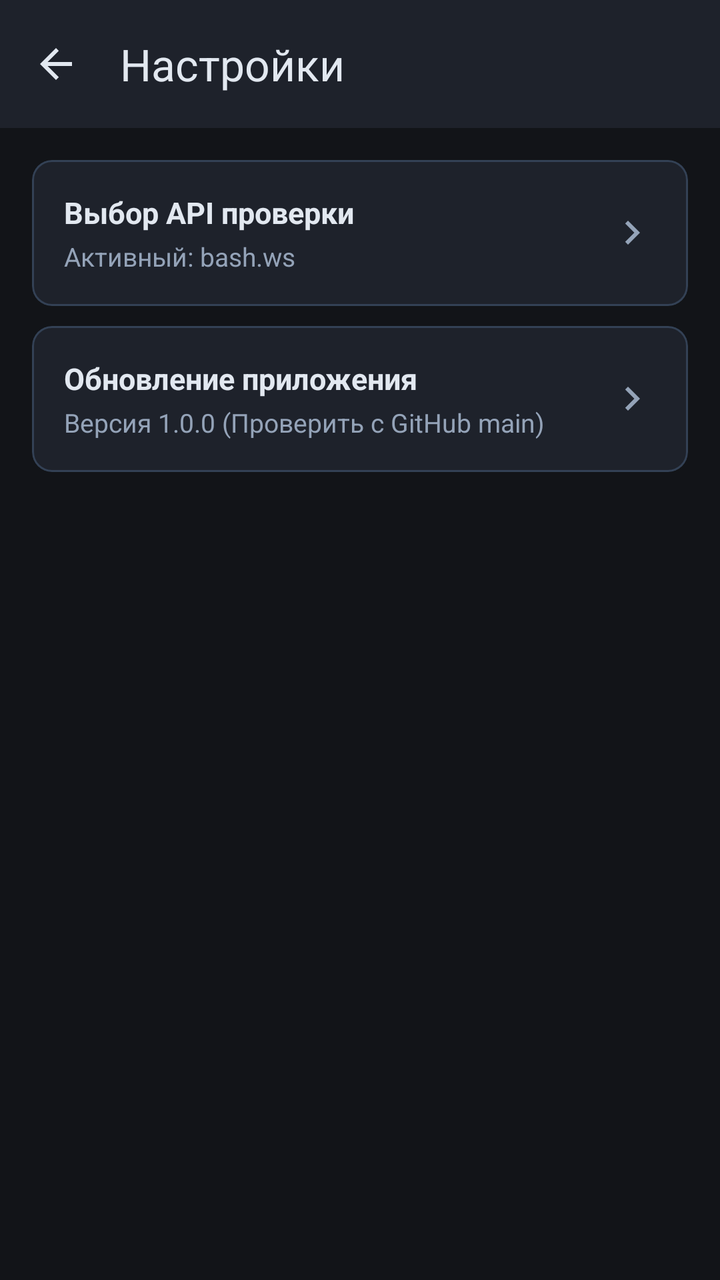
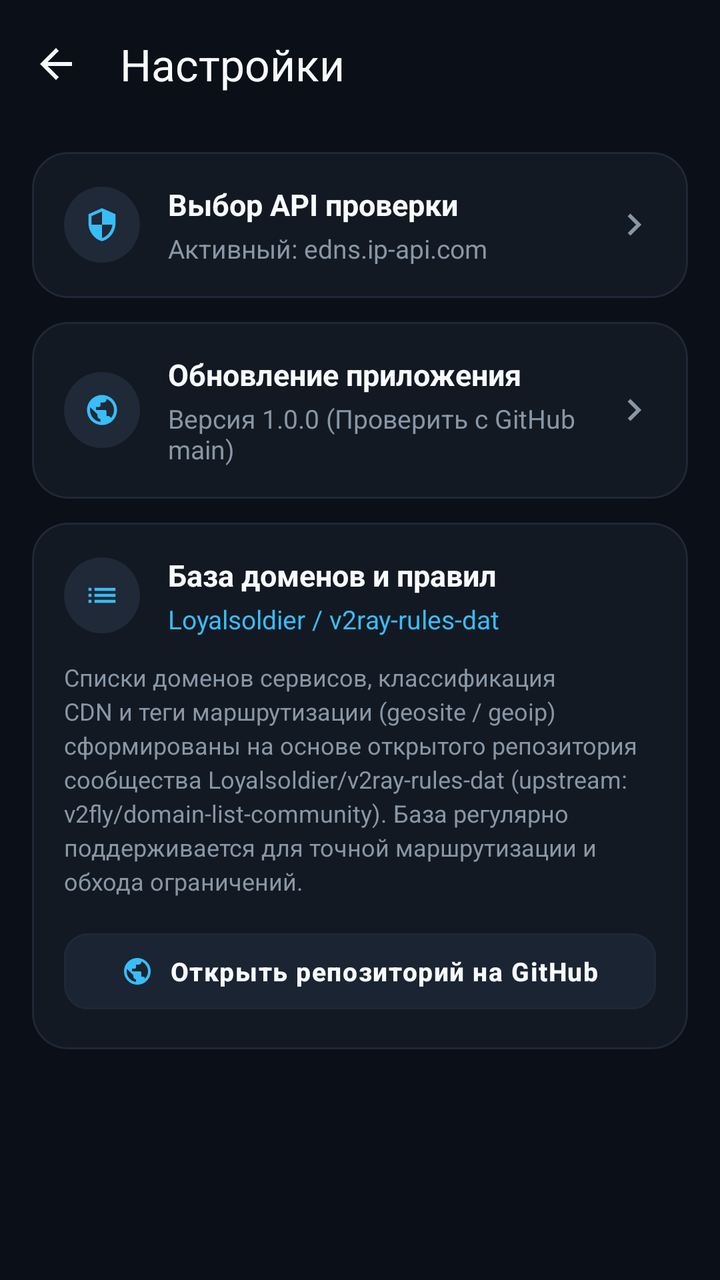

Two renders of the same Android screen: before a commit and after it. Below are the layout's source before the change and the commit's diff.
<!-- AndroidManifest.xml: application theme Theme.DnsLeakTest -->
<!-- res/layout/activity_settings.xml -->
<?xml version="1.0" encoding="utf-8"?>
<androidx.constraintlayout.widget.ConstraintLayout xmlns:android="http://schemas.android.com/apk/res/android"
    xmlns:app="http://schemas.android.com/apk/res-auto"
    xmlns:tools="http://schemas.android.com/tools"
    android:layout_width="match_parent"
    android:layout_height="match_parent"
    android:background="@color/background">

    <com.google.android.material.appbar.MaterialToolbar
        android:id="@+id/toolbarSettings"
        android:layout_width="0dp"
        android:layout_height="?attr/actionBarSize"
        android:background="@color/surface"
        app:layout_constraintEnd_toEndOf="parent"
        app:layout_constraintStart_toStartOf="parent"
        app:layout_constraintTop_toTopOf="parent"
        app:navigationIcon="?attr/homeAsUpIndicator"
        app:navigationIconTint="@color/on_surface"
        app:title="Настройки"
        app:titleTextColor="@color/on_surface" />

    <LinearLayout
        android:layout_width="0dp"
        android:layout_height="wrap_content"
        android:orientation="vertical"
        android:paddingHorizontal="16dp"
        android:paddingTop="16dp"
        app:layout_constraintEnd_toEndOf="parent"
        app:layout_constraintStart_toStartOf="parent"
        app:layout_constraintTop_toBottomOf="@id/toolbarSettings">

        <com.google.android.material.card.MaterialCardView
            android:id="@+id/cardSelectApi"
            android:layout_width="match_parent"
            android:layout_height="wrap_content"
            android:clickable="true"
            android:focusable="true"
            app:cardBackgroundColor="@color/surface"
            app:cardCornerRadius="10dp"
            app:cardElevation="0dp"
            app:strokeColor="@color/divider"
            app:strokeWidth="1dp">

            <LinearLayout
                android:layout_width="match_parent"
                android:layout_height="wrap_content"
                android:gravity="center_vertical"
                android:orientation="horizontal"
                android:paddingHorizontal="16dp"
                android:paddingVertical="16dp">

                <LinearLayout
                    android:layout_width="0dp"
                    android:layout_height="wrap_content"
                    android:layout_weight="1"
                    android:orientation="vertical">

                    <TextView
                        android:layout_width="wrap_content"
                        android:layout_height="wrap_content"
                        android:text="Выбор API проверки"
                        android:textColor="@color/on_surface"
                        android:textSize="15sp"
                        android:textStyle="bold" />

                    <TextView
                        android:id="@+id/tvSettingsActiveApi"
                        android:layout_width="wrap_content"
                        android:layout_height="wrap_content"
                        android:layout_marginTop="3dp"
                        android:text="Активный: bash.ws"
                        android:textColor="@color/on_surface_variant"
                        android:textSize="13sp" />
                </LinearLayout>

                <ImageView
                    android:layout_width="24dp"
                    android:layout_height="24dp"
                    android:src="@drawable/ic_chevron_right"
                    app:tint="@color/on_surface_variant" />
            </LinearLayout>
        </com.google.android.material.card.MaterialCardView>

        <com.google.android.material.card.MaterialCardView
            android:id="@+id/cardCheckUpdate"
            android:layout_width="match_parent"
            android:layout_height="wrap_content"
            android:layout_marginTop="10dp"
            android:clickable="true"
            android:focusable="true"
            app:cardBackgroundColor="@color/surface"
            app:cardCornerRadius="10dp"
            app:cardElevation="0dp"
            app:strokeColor="@color/divider"
            app:strokeWidth="1dp">

            <LinearLayout
                android:layout_width="match_parent"
                android:layout_height="wrap_content"
                android:gravity="center_vertical"
                android:orientation="horizontal"
                android:paddingHorizontal="16dp"
                android:paddingVertical="16dp">

                <LinearLayout
                    android:layout_width="0dp"
                    android:layout_height="wrap_content"
                    android:layout_weight="1"
                    android:orientation="vertical">

                    <TextView
                        android:layout_width="wrap_content"
                        android:layout_height="wrap_content"
                        android:text="Обновление приложения"
                        android:textColor="@color/on_surface"
                        android:textSize="15sp"
                        android:textStyle="bold" />

                    <TextView
                        android:id="@+id/tvSettingsVersion"
                        android:layout_width="wrap_content"
                        android:layout_height="wrap_content"
                        android:layout_marginTop="3dp"
                        android:text="Версия 1.0.0 (Проверить с GitHub main)"
                        android:textColor="@color/on_surface_variant"
                        android:textSize="13sp" />
                </LinearLayout>

                <ImageView
                    android:layout_width="24dp"
                    android:layout_height="24dp"
                    android:src="@drawable/ic_chevron_right"
                    app:tint="@color/on_surface_variant" />
            </LinearLayout>
        </com.google.android.material.card.MaterialCardView>

    </LinearLayout>

</androidx.constraintlayout.widget.ConstraintLayout>
<!-- resources referenced by this layout -->
<resources>
  <color name="background">#121418</color>
  <color name="divider">#334155</color>
  <color name="on_surface">#E2E8F0</color>
  <color name="on_surface_variant">#94A3B8</color>
  <color name="surface">#1E222B</color>
  <!-- drawable ic_chevron_right (drawable) -->
  <vector xmlns:android="http://schemas.android.com/apk/res/android"
      android:width="24dp"
      android:height="24dp"
      android:viewportWidth="24"
      android:viewportHeight="24">
      <path
          android:fillColor="@color/on_surface_variant"
          android:pathData="M10,6L8.59,7.41L13.17,12l-4.58,4.59L10,18l6,-6z" />
  </vector>
  <style name="Theme.DnsLeakTest" parent="Theme.Material3.Dark.NoActionBar">
          <item name="colorPrimary">@color/primary</item>
          <item name="colorOnPrimary">@color/on_primary</item>
          <item name="android:windowBackground">@color/background</item>
          <item name="colorSurface">@color/surface</item>
          <item name="colorOnSurface">@color/on_surface</item>
          <item name="colorSurfaceVariant">@color/surface_variant</item>
          <item name="colorOnSurfaceVariant">@color/on_surface_variant</item>
          <item name="android:statusBarColor">@color/background</item>
          <item name="android:navigationBarColor">@color/background</item>
      </style>
  <color name="primary">#1976D2</color>
  <color name="on_primary">#FFFFFF</color>
  <color name="surface_variant">#292E3B</color>
</resources>

<!-- the commit's change to res/layout/activity_settings.xml (unified diff, before → after) -->
@@ -10,7 +10,7 @@
         android:id="@+id/toolbarSettings"
         android:layout_width="0dp"
         android:layout_height="?attr/actionBarSize"
-        android:background="@color/surface"
+        android:background="@color/background"
         app:layout_constraintEnd_toEndOf="parent"
         app:layout_constraintStart_toStartOf="parent"
         app:layout_constraintTop_toTopOf="parent"
@@ -24,11 +24,12 @@
         android:layout_height="wrap_content"
         android:orientation="vertical"
         android:paddingHorizontal="16dp"
-        android:paddingTop="16dp"
+        android:paddingTop="12dp"
         app:layout_constraintEnd_toEndOf="parent"
         app:layout_constraintStart_toStartOf="parent"
         app:layout_constraintTop_toBottomOf="@id/toolbarSettings">
 
+        
         <com.google.android.material.card.MaterialCardView
             android:id="@+id/cardSelectApi"
             android:layout_width="match_parent"
@@ -36,7 +37,7 @@
             android:clickable="true"
             android:focusable="true"
             app:cardBackgroundColor="@color/surface"
-            app:cardCornerRadius="10dp"
+            app:cardCornerRadius="18dp"
             app:cardElevation="0dp"
             app:strokeColor="@color/divider"
             app:strokeWidth="1dp">
@@ -49,9 +50,23 @@
                 android:paddingHorizontal="16dp"
                 android:paddingVertical="16dp">
 
+                <FrameLayout
+                    android:layout_width="38dp"
+                    android:layout_height="38dp"
+                    android:background="@drawable/bg_icon_pod">
+
+                    <ImageView
+                        android:layout_width="18dp"
+                        android:layout_height="18dp"
+                        android:layout_gravity="center"
+                        app:srcCompat="@drawable/ic_shield"
+                        app:tint="@color/accent_cyan" />
+                </FrameLayout>
+
                 <LinearLayout
                     android:layout_width="0dp"
                     android:layout_height="wrap_content"
+                    android:layout_marginStart="14dp"
                     android:layout_weight="1"
                     android:orientation="vertical">
 
@@ -68,28 +83,29 @@
                         android:layout_width="wrap_content"
                         android:layout_height="wrap_content"
                         android:layout_marginTop="3dp"
-                        android:text="Активный: bash.ws"
+                        android:text="Активный: edns.ip-api.com"
                         android:textColor="@color/on_surface_variant"
                         android:textSize="13sp" />
                 </LinearLayout>
 
                 <ImageView
-                    android:layout_width="24dp"
-                    android:layout_height="24dp"
-                    android:src="@drawable/ic_chevron_right"
+                    android:layout_width="22dp"
+                    android:layout_height="22dp"
+                    app:srcCompat="@drawable/ic_chevron_right"
                     app:tint="@color/on_surface_variant" />
             </LinearLayout>
         </com.google.android.material.card.MaterialCardView>
 
+        
         <com.google.android.material.card.MaterialCardView
             android:id="@+id/cardCheckUpdate"
             android:layout_width="match_parent"
             android:layout_height="wrap_content"
-            android:layout_marginTop="10dp"
+            android:layout_marginTop="12dp"
             android:clickable="true"
             android:focusable="true"
             app:cardBackgroundColor="@color/surface"
-            app:cardCornerRadius="10dp"
+            app:cardCornerRadius="18dp"
             app:cardElevation="0dp"
             app:strokeColor="@color/divider"
             app:strokeWidth="1dp">
@@ -102,9 +118,23 @@
                 android:paddingHorizontal="16dp"
                 android:paddingVertical="16dp">
 
+                <FrameLayout
+                    android:layout_width="38dp"
+                    android:layout_height="38dp"
+                    android:background="@drawable/bg_icon_pod">
+
+                    <ImageView
+                        android:layout_width="18dp"
+                        android:layout_height="18dp"
+                        android:layout_gravity="center"
+                        app:srcCompat="@drawable/ic_globe"
+                        app:tint="@color/accent_cyan" />
+                </FrameLayout>
+
                 <LinearLayout
                     android:layout_width="0dp"
                     android:layout_height="wrap_content"
+                    android:layout_marginStart="14dp"
                     android:layout_weight="1"
                     android:orientation="vertical">
 
@@ -127,13 +157,108 @@
                 </LinearLayout>
 
                 <ImageView
-                    android:layout_width="24dp"
-                    android:layout_height="24dp"
-                    android:src="@drawable/ic_chevron_right"
+                    android:layout_width="22dp"
+                    android:layout_height="22dp"
+                    app:srcCompat="@drawable/ic_chevron_right"
                     app:tint="@color/on_surface_variant" />
             </LinearLayout>
         </com.google.android.material.card.MaterialCardView>
 
+        
+        <com.google.android.material.card.MaterialCardView
+            android:id="@+id/cardDomainDatabase"
+            android:layout_width="match_parent"
+            android:layout_height="wrap_content"
+            android:layout_marginTop="12dp"
+            app:cardBackgroundColor="@color/surface"
+            app:cardCornerRadius="18dp"
+            app:cardElevation="0dp"
+            app:strokeColor="@color/divider"
+            app:strokeWidth="1dp">
+
+            <LinearLayout
+                android:layout_width="match_parent"
+                android:layout_height="wrap_content"
+                android:orientation="vertical"
+                android:padding="16dp">
+
+                <LinearLayout
+                    android:layout_width="match_parent"
+                    android:layout_height="wrap_content"
+                    android:gravity="center_vertical"
+                    android:orientation="horizontal">
+
+                    <FrameLayout
+                        android:layout_width="38dp"
+                        android:layout_height="38dp"
+                        android:background="@drawable/bg_icon_pod">
+
+                        <ImageView
+                            android:layout_width="18dp"
+                            android:layout_height="18dp"
+                            android:layout_gravity="center"
+                            app:srcCompat="@drawable/ic_domain_list"
+                            app:tint="@color/accent_cyan" />
+                    </FrameLayout>
+
+                    <LinearLayout
+                        android:layout_width="0dp"
+                        android:layout_height="wrap_content"
+                        android:layout_marginStart="14dp"
+                        android:layout_weight="1"
+                        android:orientation="vertical">
+
+                        <TextView
+                            android:layout_width="wrap_content"
+                            android:layout_height="wrap_content"
+                            android:text="База доменов и правил"
+                            android:textColor="@color/on_surface"
+                            android:textSize="15sp"
+                            android:textStyle="bold" />
+
+                        <TextView
+                            android:layout_width="wrap_content"
+                            android:layout_height="wrap_content"
+                            android:layout_marginTop="3dp"
+                            android:text="Loyalsoldier / v2ray-rules-dat"
+                            android:textColor="@color/accent_cyan"
+                            android:textSize="13sp" />
+                    </LinearLayout>
+                </LinearLayout>
+
+                <TextView
+                    android:layout_width="match_parent"
+                    android:layout_height="wrap_content"
+                    android:layout_marginTop="12dp"
+                    android:lineSpacingExtra="3dp"
+                    android:text="Списки доменов сервисов, классификация CDN и теги маршрутизации (geosite / geoip) сформированы на основе открытого репозитория сообщества Loyalsoldier/v2ray-rules-dat (upstream: v2fly/domain-list-community). База регулярно поддерживается для точной маршрутизации и обхода ограничений."
+                    android:textColor="@color/on_surface_variant"
+                    android:textSize="12sp" />
+
+                
+                <com.google.android.material.button.MaterialButton
+                    android:id="@+id/btnOpenDomainRepo"
+                    android:layout_width="match_parent"
+                    android:layout_height="46dp"
+                    android:layout_marginTop="14dp"
+                    android:backgroundTint="@color/surface_variant"
+                    android:letterSpacing="0.04"
+                    android:text="Открыть репозиторий на GitHub"
+                    android:textAllCaps="false"
+                    android:textColor="@color/on_surface"
+                    android:textSize="13sp"
+                    android:textStyle="bold"
+                    app:cornerRadius="12dp"
+                    app:icon="@drawable/ic_globe"
+                    app:iconGravity="textStart"
+                    app:iconSize="16dp"
+                    app:iconTint="@color/accent_cyan"
+                    app:strokeColor="@color/divider"
+                    app:strokeWidth="1dp" />
+
+            </LinearLayout>
+        </com.google.android.material.card.MaterialCardView>
+
     </LinearLayout>
 
 </androidx.constraintlayout.widget.ConstraintLayout>
<!-- resource entries referenced after the edit -->
@@ -1,10 +1,11 @@
 <!-- resources referenced by this layout -->
 <resources>
-  <color name="background">#121418</color>
-  <color name="divider">#334155</color>
-  <color name="on_surface">#E2E8F0</color>
-  <color name="on_surface_variant">#94A3B8</color>
-  <color name="surface">#1E222B</color>
+  <color name="accent_cyan">#38BDF8</color>
+  <color name="background">#0B0F17</color>
+  <color name="divider">#1F2837</color>
+  <color name="on_surface">#F8FAFC</color>
+  <color name="on_surface_variant">#8896A6</color>
+  <color name="surface">#131922</color>
   <!-- drawable ic_chevron_right (drawable) -->
   <vector xmlns:android="http://schemas.android.com/apk/res/android"
       android:width="24dp"
@@ -14,6 +15,36 @@
       <path
           android:fillColor="@color/on_surface_variant"
           android:pathData="M10,6L8.59,7.41L13.17,12l-4.58,4.59L10,18l6,-6z" />
+  </vector>
+  <!-- drawable ic_domain_list (drawable) -->
+  <vector xmlns:android="http://schemas.android.com/apk/res/android"
+      android:width="24dp"
+      android:height="24dp"
+      android:viewportWidth="24"
+      android:viewportHeight="24">
+      <path
+          android:fillColor="@color/on_surface"
+          android:pathData="M3,13h2v-2H3v2zm0,4h2v-2H3v2zm0,-8h2V7H3v2zm4,4h14v-2H7v2zm0,4h14v-2H7v2zM7,7v2h14V7H7z" />
+  </vector>
+  <!-- drawable ic_globe (drawable) -->
+  <vector xmlns:android="http://schemas.android.com/apk/res/android"
+      android:width="24dp"
+      android:height="24dp"
+      android:viewportWidth="24"
+      android:viewportHeight="24">
+      <path
+          android:fillColor="@color/on_surface"
+          android:pathData="M12,2C6.48,2 2,6.48 2,12s4.48,10 10,10 10,-4.48 10,-10S17.52,2 12,2zM11,19.93c-3.95,-0.49 -7,-3.85 -7,-7.93 0,-0.62 0.08,-1.21 0.21,-1.79L9,15v1c0,1.1 0.9,2 2,2v1.93zM17.9,17.39c-0.26,-0.81 -1,-1.39 -1.9,-1.39h-1v-3c0,-0.55 -0.45,-1 -1,-1H8v-2h2c0.55,0 1,-0.45 1,-1V7h2c1.1,0 2,-0.9 2,-2v-0.41c2.93,1.19 5,4.06 5,7.41 0,2.08 -0.8,3.97 -2.1,5.39z" />
+  </vector>
+  <!-- drawable ic_shield (drawable) -->
+  <vector xmlns:android="http://schemas.android.com/apk/res/android"
+      android:width="24dp"
+      android:height="24dp"
+      android:viewportWidth="24"
+      android:viewportHeight="24">
+      <path
+          android:fillColor="@color/on_surface"
+          android:pathData="M12,1L3,5v6c0,5.55 3.84,10.74 9,12c5.16,-1.26 9,-6.45 9,-12V5L12,1zM12,11.99h7c-0.53,4.12 -3.28,7.79 -7,8.94V12H5V6.3l7,-3.11V11.99z" />
   </vector>
   <style name="Theme.DnsLeakTest" parent="Theme.Material3.Dark.NoActionBar">
           <item name="colorPrimary">@color/primary</item>
@@ -26,8 +57,15 @@
           <item name="android:statusBarColor">@color/background</item>
           <item name="android:navigationBarColor">@color/background</item>
       </style>
-  <color name="primary">#1976D2</color>
-  <color name="on_primary">#FFFFFF</color>
-  <color name="surface_variant">#292E3B</color>
+  <color name="surface_card_pod">#1F2937</color>
+  <color name="primary">#38BDF8</color>
+  <color name="on_primary">#0B0F17</color>
+  <color name="surface_variant">#1B2432</color>
+  <!-- drawable bg_icon_pod (drawable) -->
+  <?xml version="1.0" encoding="utf-8"?>
+  <shape xmlns:android="http://schemas.android.com/apk/res/android"
+      android:shape="oval">
+      <solid android:color="@color/surface_card_pod" />
+  </shape>
 </resources>
 
